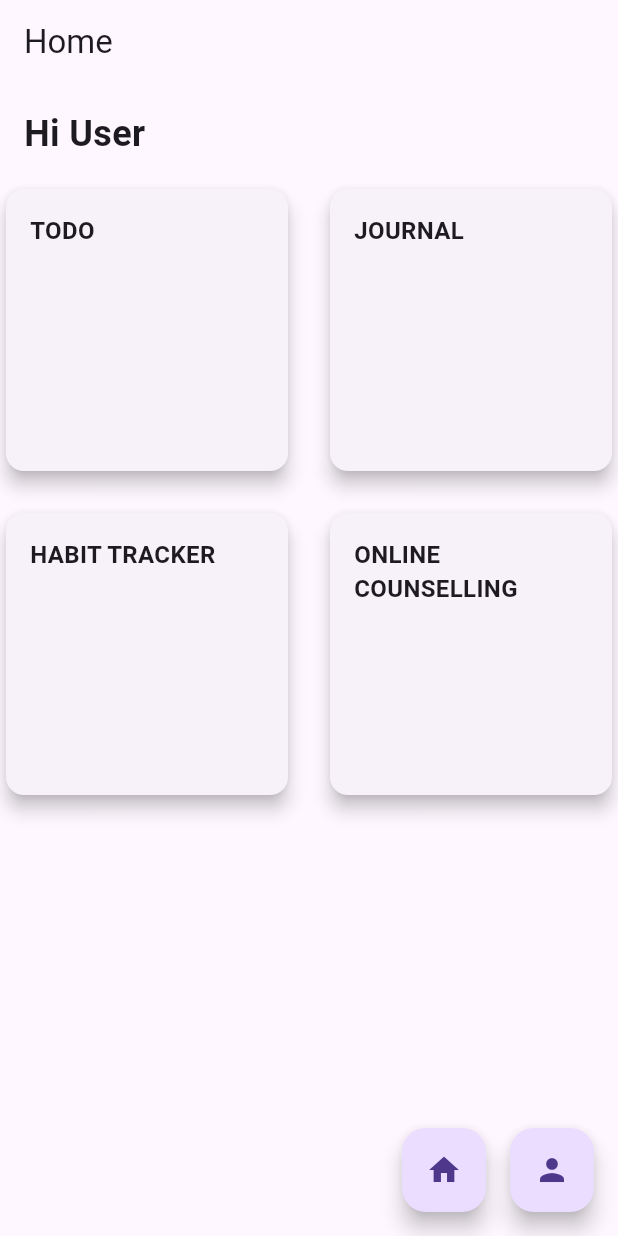
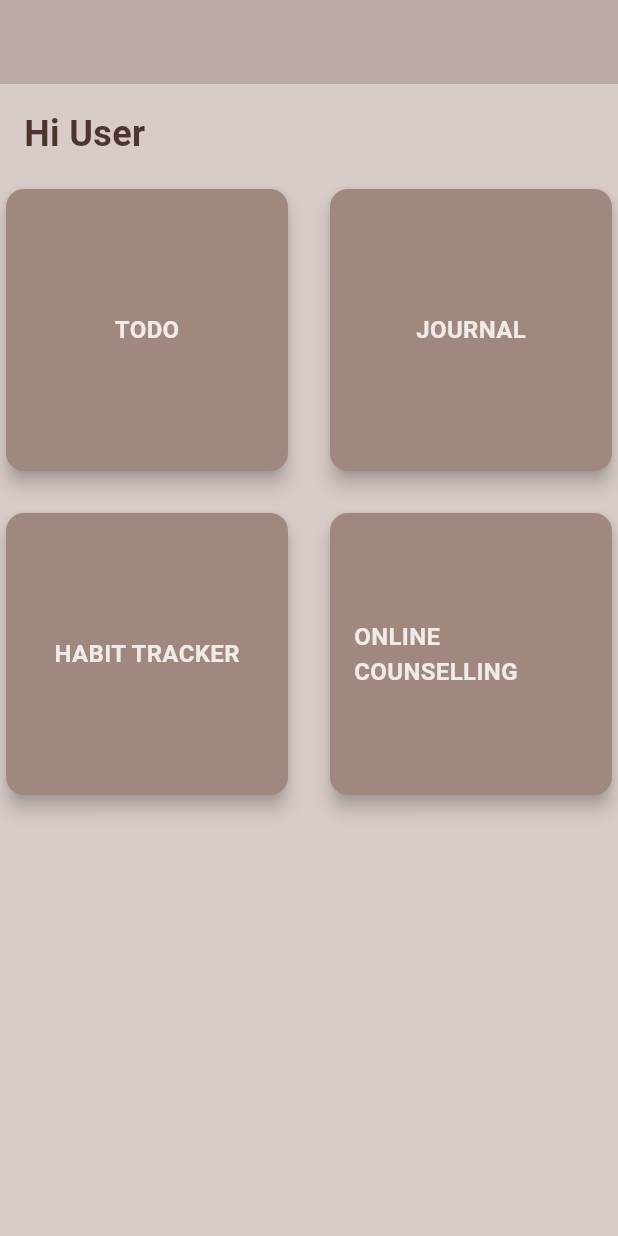
Before and after one commit to vi-8086/SENSEA, a Flutter app: the screen it shows after launch, on a phone screen of 412 x 824 dp. Run offline on Flutter 3.47's test engine with Material 3 defaults, Android fonts, the phone set to English and light mode, and no system bars; Roboto replaces fonts that are missing (Quirky); statements that could not run were skipped.

Commit message:
Add files via upload

```diff
--- a/lib/main.dart
+++ b/lib/main.dart
@@ -3,7 +3,6 @@ import 'package:sensea/screens/todo.dart';
 import 'package:sensea/screens/journal.dart';
 import 'package:sensea/screens/habit tracker.dart';
 import 'package:sensea/screens/counsel.dart';
-
 
 void main() {
   runApp(MyApp());
@@ -24,8 +23,10 @@ class HomePage extends StatelessWidget {
   Widget build(BuildContext context) {
     return Scaffold(
       appBar: AppBar(
-        title: Text('Home'),
+        title: Text(''),
+        backgroundColor: Colors.brown[200], // Setting app bar color to beige
       ),
+      backgroundColor: Colors.brown[100], // Changing background color to beige
       body: Column(
         crossAxisAlignment: CrossAxisAlignment.start,
         children: [
@@ -33,7 +34,11 @@ class HomePage extends StatelessWidget {
             padding: const EdgeInsets.all(16.0),
             child: Text(
               'Hi User',
-              style: TextStyle(fontSize: 24, fontWeight: FontWeight.bold),
+              style: TextStyle(
+                fontSize: 24,
+                fontWeight: FontWeight.bold,
+                color: Colors.brown[800], // Making "Hi User" text brown
+              ),
             ),
           ),
           Expanded(
@@ -56,30 +61,14 @@ class HomePage extends StatelessWidget {
           ),
         ],
       ),
-      floatingActionButton: Row(
-        mainAxisAlignment: MainAxisAlignment.end,
-        children: [
-          FloatingActionButton(
-            onPressed: () {
-              // Navigate to home screen
-            },
-            child: Icon(Icons.home),
-          ),
-          SizedBox(width: 16),
-          FloatingActionButton(
-            onPressed: () {
-              // Navigate to profile screen
-            },
-            child: Icon(Icons.person),
-          ),
-        ],
-      ),
+
     );
   }
 
   Widget _buildCard(BuildContext context, String title, Widget page) {
     return Card(
       elevation: 5.0,
+      color: Colors.brown[300], // Setting card color to beige
       child: InkWell(
         onTap: () {
           // Navigate to respective functionality screen
@@ -88,6 +77,7 @@ class HomePage extends StatelessWidget {
             MaterialPageRoute(builder: (context) => page),
           );
         },
+        child: Center(
           child: Padding(
             padding: const EdgeInsets.all(16.0),
             child: Text(
@@ -95,6 +85,9 @@ class HomePage extends StatelessWidget {
               style: TextStyle(
                 fontWeight: FontWeight.bold,
                 fontSize: 16.0,
+                fontFamily: 'Quirky', // Setting font family to a quirky sans serif font
+                color: Colors.brown[50], // Setting font color to complementary beige
+              ),
             ),
           ),
         ),
```
Lines whose indentation alone changed are shown as unchanged.
